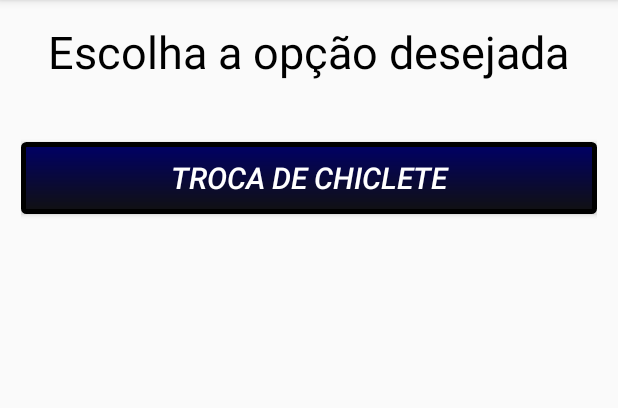
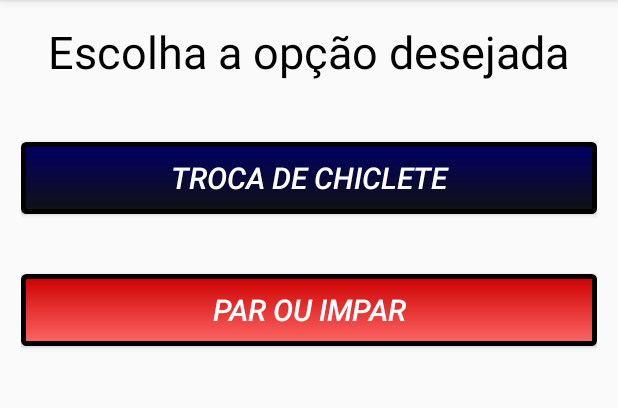
Before and after one commit to DenisHDG/ChicleteComBanana, an Android app: the screen it shows after launch (MainActivity), on a phone screen of 412 x 824 dp, the part 84-492 px from its top. Run offline under Robolectric (Android 15) with nearby library versions, the phone set to English and light mode, and no system bars.

Commit message:
Nova tela de reconhecimento Par ou Impar

```diff
--- a/app/src/main/java/com/denismobile/chicletecombanana/MainActivity.java
+++ b/app/src/main/java/com/denismobile/chicletecombanana/MainActivity.java
@@ -17,6 +17,7 @@ public class MainActivity extends AppCompatActivity {
     protected void onCreate(Bundle savedInstanceState) {
         super.onCreate(savedInstanceState);
         setContentView(R.layout.activity_main);
+
         Button button_troca_de_chiclete = findViewById(R.id.button_troca_de_chiclete);
         button_troca_de_chiclete.setOnClickListener(view ->{
             Intent i = new Intent(MainActivity.this,
@@ -24,7 +25,12 @@ public class MainActivity extends AppCompatActivity {
             startActivity(i);
         });
 
-        // todo novo botão
-        //Button button_troca_de_chiclete =
+
+        Button button_par_ou_impar= findViewById(R.id.button_par_ou_impar);
+        button_par_ou_impar.setOnClickListener(view -> {
+            Intent i = new Intent(MainActivity.this,
+                    DestinguirParOuImpar.class);
+            startActivity(i);
+        });
     }
 }
--- /dev/null
+++ b/app/src/main/res/drawable/botaovermelho.xml
@@ -0,0 +1,8 @@
+<shape xmlns:android="http://schemas.android.com/apk/res/android"
+    android:shape="rectangle">
+    <gradient android:startColor="#cc0000"
+        android:endColor="#ff6666"
+        android:angle="270" />
+    <corners android:radius="2dp" />
+    <stroke android:width="5px" android:color="#000000" />
+</shape>
--- a/app/src/main/res/layout/activity_main.xml
+++ b/app/src/main/res/layout/activity_main.xml
@@ -10,15 +10,17 @@
     <LinearLayout
         android:layout_width="match_parent"
         android:layout_height="match_parent"
+        android:gravity="center|top"
         android:orientation="vertical"
-        android:gravity="center|top">
+        tools:layout_editor_absoluteX="-16dp"
+        tools:layout_editor_absoluteY="92dp">
 
         <TextView
             android:layout_width="wrap_content"
             android:layout_height="wrap_content"
-            android:textSize="30sp"
+            android:text="@string/escolha_a_op_o_desejada"
             android:textColor="@color/black"
-            android:text="@string/escolha_a_op_o_desejada" />
+            android:textSize="30sp" />
 
         <Button
             android:id="@+id/button_troca_de_chiclete"
@@ -32,5 +34,18 @@
             android:textStyle="italic"
             tools:ignore="MissingConstraints" />
 
+        <Button
+            android:id="@+id/button_par_ou_impar"
+            android:layout_width="match_parent"
+            android:layout_height="wrap_content"
+            android:layout_marginTop="40sp"
+            android:background="@drawable/botaovermelho"
+            android:text= "Par ou impar"
+            android:textColor="@color/white"
+            android:textSize="20sp"
+            android:textStyle="italic"
+            tools:ignore="MissingConstraints" />
+
+
     </LinearLayout>
 </androidx.constraintlayout.widget.ConstraintLayout>
--- a/app/src/main/res/values/colors.xml
+++ b/app/src/main/res/values/colors.xml
@@ -8,4 +8,6 @@
     <color name="black">#FF000000</color>
     <color name="white">#FFFFFFFF</color>
     <color name="red">#FF0000</color>
+
+    <color name="azul">#000099</color>
 </resources>
--- a/app/src/main/res/values/strings.xml
+++ b/app/src/main/res/values/strings.xml
@@ -10,6 +10,10 @@
     <string name="troca_de_chiclete">Troca de chiclete</string>
     <string name="troca_de_chicletes">TROCA DE CHICLETE</string>
     <string name="escolha_a_op_o_desejada">Escolha a opção desejada</string>
+    <string name="titulo_par_impar">Esse aplicativo explica o que é número par ou número impar.</string>
+    <string name="digite_apenas_n_meros_inteiros">digite apenas números inteiros</string>
+    <string name="aperte_aqui">aperte aqui</string>
+    <string name="resultado">Resultado</string>
 
 
 </resources>
```
Also changed, not shown: app/src/main/AndroidManifest.xml (+16 -4 lines), app/src/main/java/com/denismobile/chicletecombanana/DestinguirParOuImpar.java (added, +51 -0 lines), app/src/main/res/layout/activity_destinguir_par_ou_impar.xml (added, +80 -0 lines), app/src/main/res/drawable/par_ou_impar.jpg (added).
